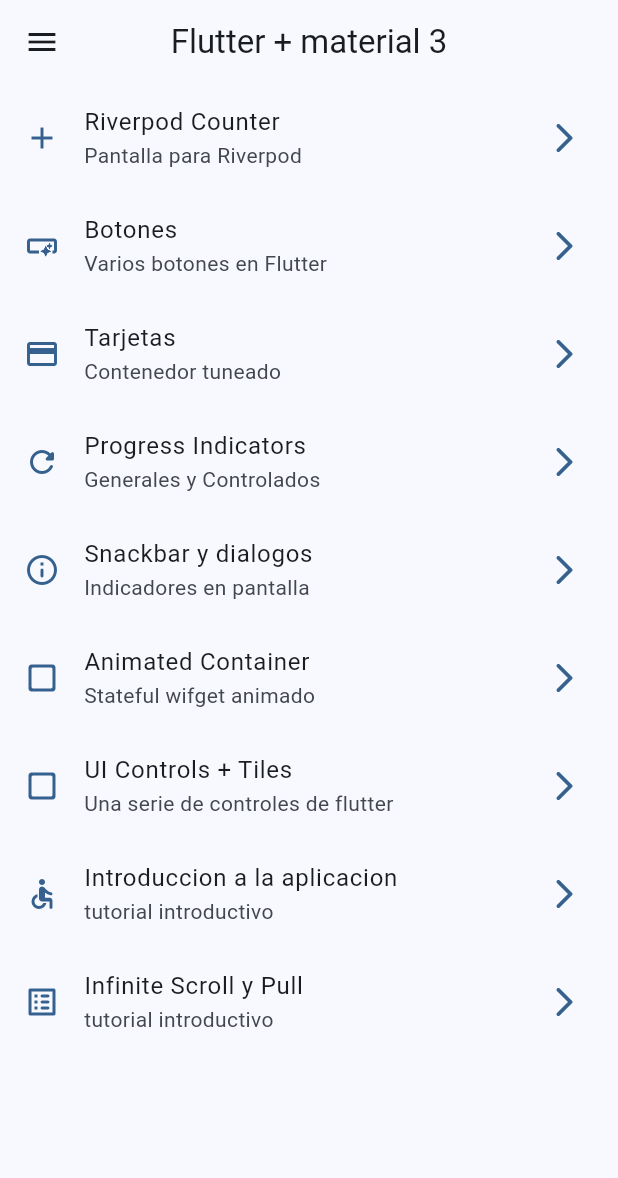
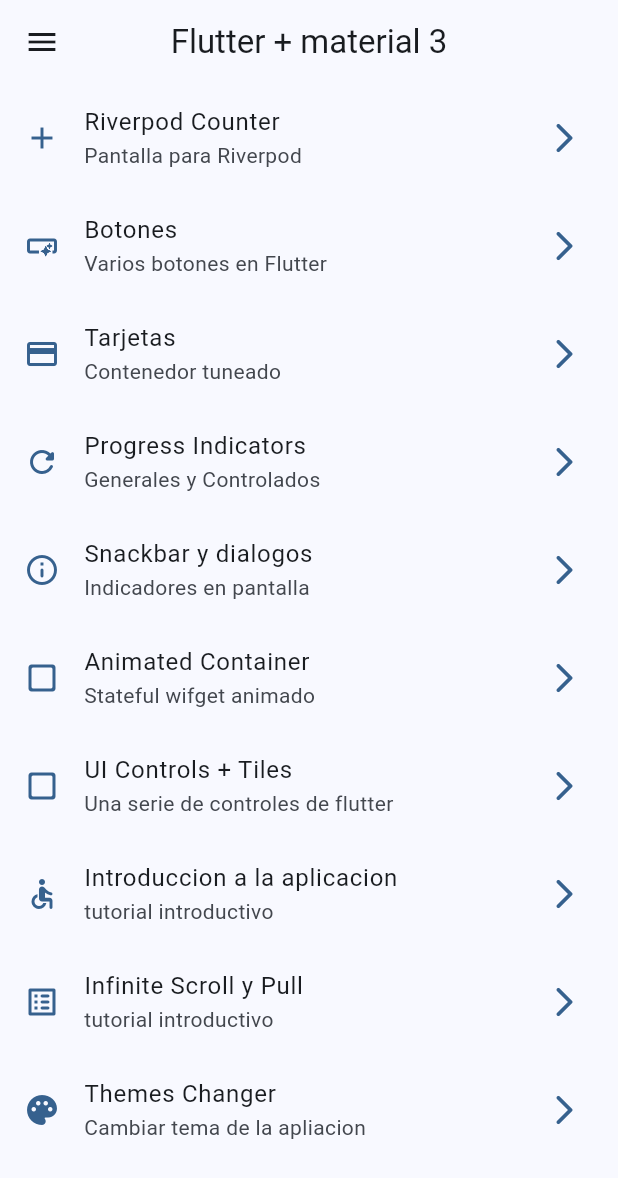
Before and after one commit to ebertmillar/widgets_app, a Flutter app: the screen it shows after launch, on a phone screen of 412 x 824 dp. Shown: the top 1178 px of the screen. Run offline on Flutter 3.47's test engine with Material 3 defaults, Android fonts, the phone set to English and light mode, and no system bars; our stand-ins replace animate_do, flutter_riverpod, go_router.

Commit message:
se creo theme_changer_screen, se agrego a la lista, falta terminar

```diff
--- a/lib/config/router/app_router.dart
+++ b/lib/config/router/app_router.dart
@@ -2,6 +2,7 @@ import 'package:go_router/go_router.dart';
 import 'package:widgets_app/presentation/screens/counter/counter_screen.dart';
 
 import 'package:widgets_app/presentation/screens/screens.dart';
+import 'package:widgets_app/presentation/screens/theme_changer/theme_changer_screen.dart';
 
 // GoRouter configuration
 final appRouter = GoRouter(
@@ -66,5 +67,13 @@ final appRouter = GoRouter(
       name: InfiniteScrollScreen.name,
       builder: (context, state) => const InfiniteScrollScreen(),
     ),
+
+    GoRoute(
+      path: '/theme_changer',
+      name: ThemeChangerScreen.name,
+      builder: (context, state) => const ThemeChangerScreen(),
+    ),
+
+
   ],
 );
--- a/lib/config/theme/menu/menu_items.dart
+++ b/lib/config/theme/menu/menu_items.dart
@@ -75,6 +75,15 @@ class MenuItems {
       subTitle: 'tutorial introductivo',
       link: '/infinite',
       icon: Icons.list_alt_rounded
-    )
+    ),
+
+    MenuItems(
+      tittle: 'Themes Changer',
+      subTitle: 'Cambiar tema de la apliacion',
+      link: '/theme_changer',
+      icon: Icons.palette_rounded
+    ),
+
+
 
  ];
--- a/lib/presentation/providers/theme_provider.dart
+++ b/lib/presentation/providers/theme_provider.dart
@@ -1,4 +1,8 @@
 
 import 'package:flutter_riverpod/flutter_riverpod.dart';
+import 'package:widgets_app/config/theme/app_theme.dart';
 
 final isDarkmodeProvider = StateProvider((ref) => true);
+
+//lista de colores que nunca van a cambiar
+final colorListProvider = Provider((ref) => colorList);
--- a/lib/presentation/screens/app_tutorial/app_tutorial_screen.dart
+++ b/lib/presentation/screens/app_tutorial/app_tutorial_screen.dart
@@ -1,7 +1,6 @@
 import 'package:animate_do/animate_do.dart';
 import 'package:flutter/material.dart';
 import 'package:go_router/go_router.dart';
-import 'package:widgets_app/config/router/app_router.dart';
 
 class SlideInfo {
   final String title;
```
Also changed, not shown: lib/presentation/screens/theme_changer/theme_changer_screen.dart (added, +59 -0 lines).
